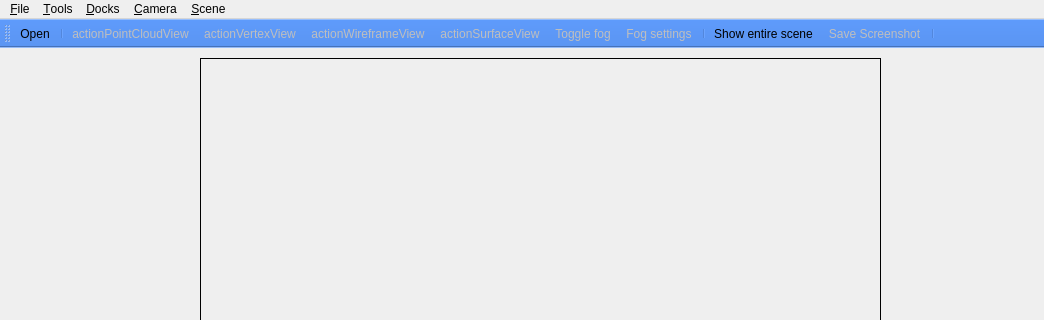
Old version of the form src/qglviewer/ui/MainWindow.ui in the repository uos/lvr2; both pictures show x 0 to 1044 and y 0 to 320 of the 1044 by 795 pixel window.
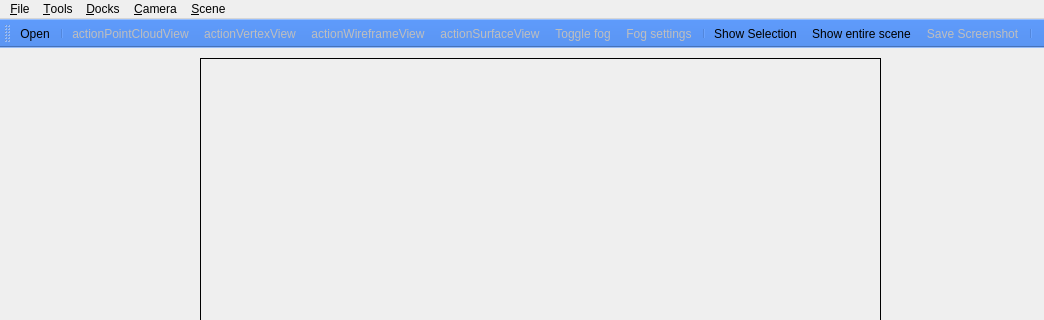
New version of the form. Icons and pictures are not drawn.

Commit message: Imroved object selection view centering

```diff
--- a/src/qglviewer/ui/MainWindow.ui
+++ b/src/qglviewer/ui/MainWindow.ui
@@ -625,6 +625,7 @@
    <addaction name="actionToggle_fog"/>
    <addaction name="actionFog_settings"/>
    <addaction name="separator"/>
+   <addaction name="actionShowSelection"/>
    <addaction name="actionShow_entire_scene"/>
    <addaction name="actionSave_Screenshot"/>
    <addaction name="separator"/>
@@ -870,6 +871,15 @@
     <string>Match Point Clouds</string>
    </property>
   </action>
+  <action name="actionShowSelection">
+   <property name="icon">
+    <iconset resource="../res/viewer.qrc">
+     <normaloff>:/qv_showSelection.png</normaloff>:/qv_showSelection.png</iconset>
+   </property>
+   <property name="text">
+    <string>Show Selection</string>
+   </property>
+  </action>
  </widget>
  <resources>
   <include location="../res/viewer.qrc"/>
```
The commit also changes 7 other files.
